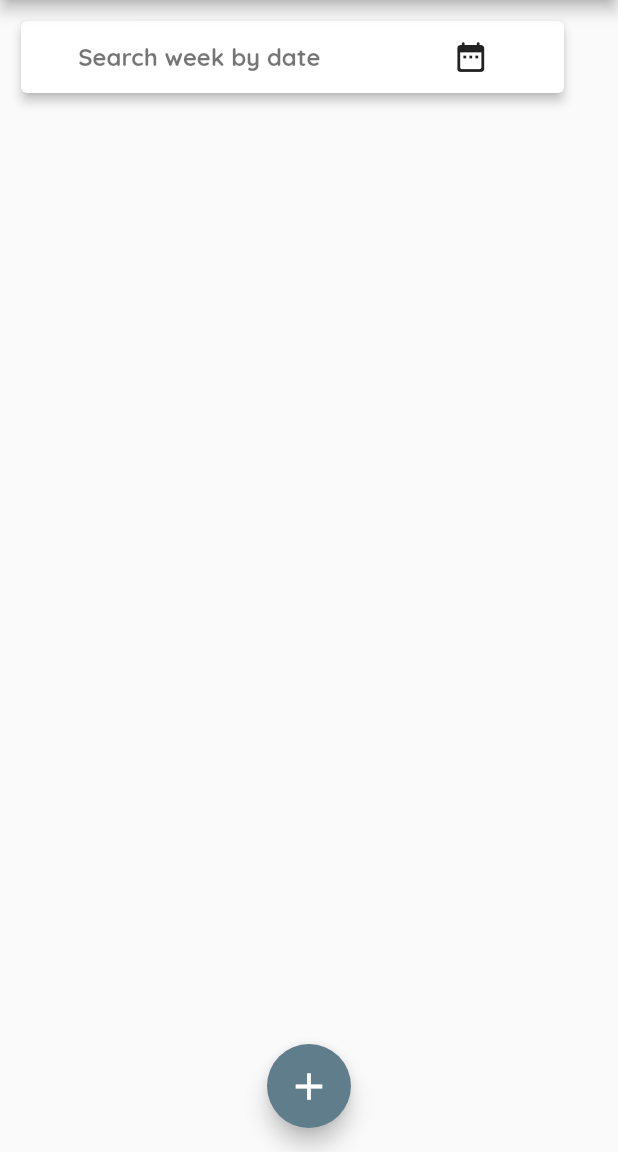
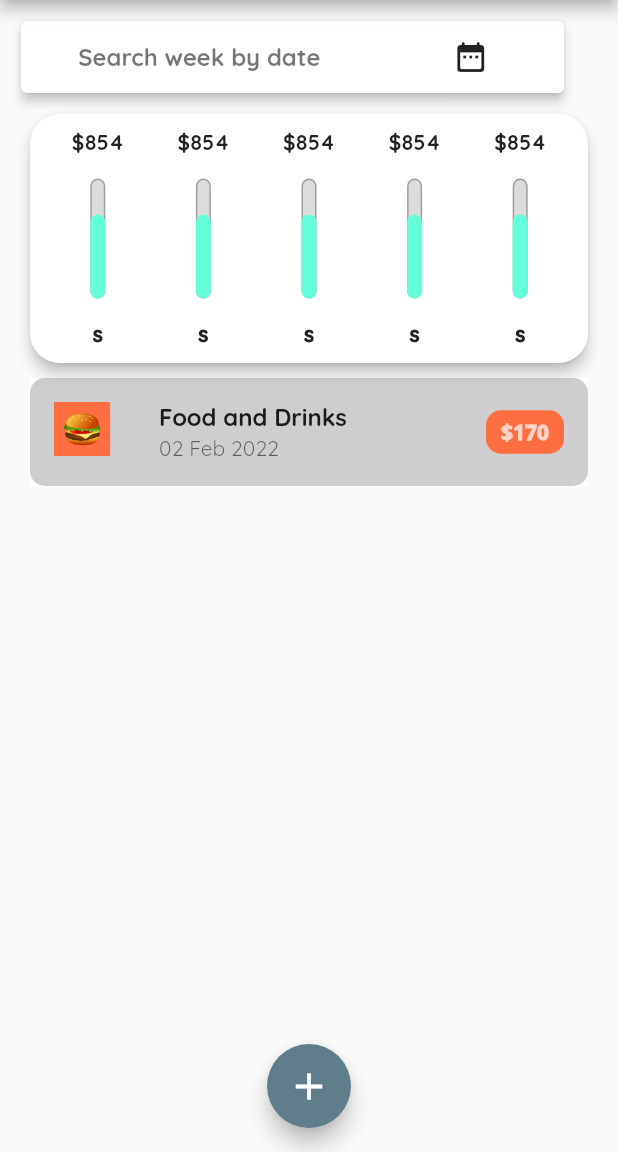
Before and after one commit to Salim-54/TXNTRACKER, a Flutter app: the CategoriesScreen screen opened by its route, on a phone screen of 412 x 824 dp, the part 84-1236 px from its top. Run offline on Flutter 3.47's test engine with Material 2 defaults, Android fonts, the phone set to English and light mode, and no system bars.

Commit message:
ft(CATEGORY): List item created

```diff
--- a/lib/screens/categories/categories_screen.dart
+++ b/lib/screens/categories/categories_screen.dart
@@ -1,7 +1,9 @@
 import 'package:flutter/material.dart';
+import 'package:flutter_complete_guide/screens/categories/components/chart_bar.dart';
 
 import '../../widgets/drawer.dart';
 import 'components/date_search.dart';
+import 'components/list_item.dart';
 
 
 class CategoriesScreen extends StatelessWidget {
@@ -36,6 +38,8 @@ class CategoriesScreen extends StatelessWidget {
           children: <Widget>[
             SizedBox(height: 10,),
             DateSearchCategories(),
+            Chart(),
+            ListCategory(),
           ],
         ),
       ),
--- a/lib/screens/categories/components/bar.dart
+++ b/lib/screens/categories/components/bar.dart
@@ -0,0 +1,56 @@
+import 'package:flutter/material.dart';
+class Bar extends StatelessWidget {
+
+
+  @override
+  Widget build(BuildContext context) {
+    return Column(children: [
+      Container(
+        child: FittedBox(
+          child: Text('\$${854.toStringAsFixed(0)}', style: TextStyle(
+              fontWeight: FontWeight.w600
+          ),),
+        ),
+      ),
+      SizedBox(
+        height: 15,
+      ),
+      Container(
+        height: 80,
+        width: 10,
+        child: Stack(
+          children: <Widget>[
+            Container(
+              decoration: BoxDecoration(
+                border: Border.all(color: Colors.grey, width: 1.0),
+                color: Color.fromRGBO(220, 220, 220, 1),
+                borderRadius: BorderRadius.circular(10),
+              ),
+            ),
+            Align(
+              alignment: Alignment.bottomCenter,
+              child: FractionallySizedBox(
+                heightFactor: 0.7,
+                child: Container(
+                  decoration: BoxDecoration(
+                    borderRadius: BorderRadius.circular(10),
+                    color: Colors.tealAccent,
+                  ),
+                ),
+              ),
+            ),
+          ],
+        ),
+      ),
+      SizedBox(
+        height: 15,
+      ),
+      Container(
+        child: Text('s',
+          style: TextStyle(
+              fontWeight: FontWeight.w900
+          ),),
+      )
+    ],);
+  }
+}
--- a/lib/screens/categories/components/chart_bar.dart
+++ b/lib/screens/categories/components/chart_bar.dart
@@ -1,4 +1,5 @@
 import 'package:flutter/material.dart';
+import 'package:flutter_complete_guide/screens/categories/components/bar.dart';
 
 class Chart extends StatelessWidget {
 
@@ -18,7 +19,11 @@ class Chart extends StatelessWidget {
         child: Row(
           mainAxisAlignment: MainAxisAlignment.spaceAround,
           children: [
-
+            Bar(),
+            Bar(),
+            Bar(),
+            Bar(),
+            Bar(),
           ]
         ),
       ),
--- a/lib/screens/categories/components/list_item.dart
+++ b/lib/screens/categories/components/list_item.dart
@@ -0,0 +1,59 @@
+import 'package:flutter/material.dart';
+
+class ListCategory extends StatelessWidget {
+  @override
+  Widget build(BuildContext context) {
+    return Container(
+      margin: EdgeInsets.symmetric(horizontal: 10),
+      decoration: BoxDecoration(
+        borderRadius: BorderRadius.circular(10),
+        boxShadow: [
+          BoxShadow(
+            color: Colors.grey.withOpacity(.5),
+            spreadRadius: 0,
+            blurRadius: 0,
+            offset: Offset(0, 0)
+          )
+        ]
+      ),
+      child: ListTile(
+        horizontalTitleGap: 30,
+        tileColor: Colors.white,
+        leading: Container(
+          padding: EdgeInsets.all(5),
+          color: Colors.deepOrangeAccent,
+          child: Text(
+            '🍔',
+            style: TextStyle(
+              fontSize: 22,
+              color: Colors.white,
+            ),
+          ),
+        ),
+        title: Text(
+          'Food and Drinks',
+          style: TextStyle(
+            fontWeight: FontWeight.bold,
+            fontFamily: 'Quicksand',
+          ),
+        ),
+        subtitle: Text('02 Feb 2022'),
+        trailing: Container(
+          padding: EdgeInsets.symmetric(horizontal: 10, vertical: 5),
+          decoration: BoxDecoration(
+            color: Colors.deepOrangeAccent,
+            borderRadius: BorderRadius.circular(10),
+          ),
+          child: Text(
+            '\$170',
+            style: TextStyle(
+              color: Colors.white70,
+              fontFamily: 'OpenSans',
+              fontWeight: FontWeight.w900,
+            ),
+          ),
+        ),
+      ),
+    );
+  }
+}
```
